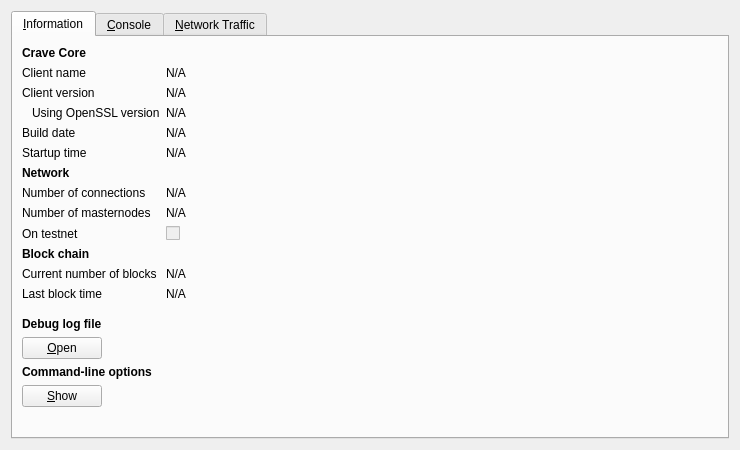
Before: the Qt Designer form src/qt/forms/rpcconsole.ui in CooleRRSA/crave, drawn with Qt 5.
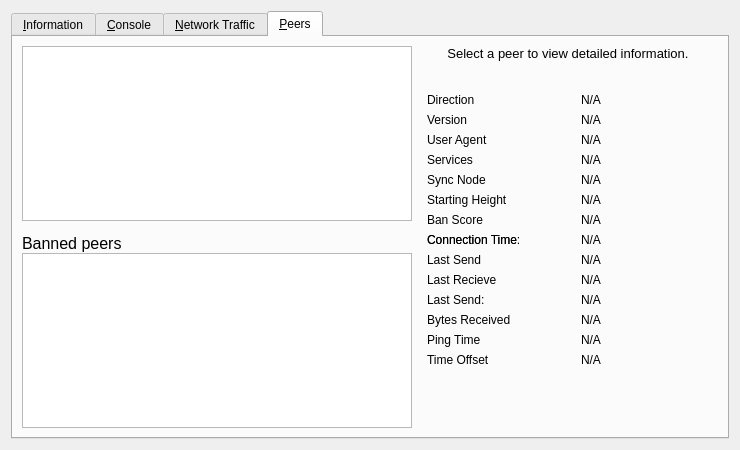
After: the same form once the commit is applied. Icons and pictures are not drawn. Custom widgets are drawn as their Qt base class.

```diff
--- a/src/qt/forms/rpcconsole.ui
+++ b/src/qt/forms/rpcconsole.ui
@@ -1,7 +1,7 @@
 <?xml version="1.0" encoding="UTF-8"?>
 <ui version="4.0">
  <class>RPCConsole</class>
- <widget class="QDialog" name="RPCConsole">
+ <widget class="QWidget" name="RPCConsole">
   <property name="geometry">
    <rect>
     <x>0</x>
@@ -17,7 +17,7 @@
    <item>
     <widget class="QTabWidget" name="tabWidget">
      <property name="currentIndex">
-      <number>0</number>
+      <number>3</number>
      </property>
      <widget class="QWidget" name="tab_info">
       <attribute name="title">
@@ -724,6 +724,484 @@
        </item>
       </layout>
      </widget>
+     <widget class="QWidget" name="tab_peers">
+      <attribute name="title">
+       <string>&amp;Peers</string>
+      </attribute>
+      <layout class="QGridLayout" name="gridLayout_2">
+       <item row="0" column="0" rowspan="2">
+        <layout class="QVBoxLayout" name="verticalLayout_101">
+         <property name="spacing">
+          <number>0</number>
+         </property>
+         <item>
+          <widget class="QTableView" name="peerWidget">
+           <property name="horizontalScrollBarPolicy">
+            <enum>Qt::ScrollBarAsNeeded</enum>
+           </property>
+           <property name="sortingEnabled">
+            <bool>true</bool>
+           </property>
+           <attribute name="horizontalHeaderHighlightSections">
+            <bool>false</bool>
+           </attribute>
+          </widget>
+         </item>
+         <item>
+          <widget class="QLabel" name="banHeading">
+           <property name="sizePolicy">
+            <sizepolicy hsizetype="Preferred" vsizetype="Minimum">
+             <horstretch>0</horstretch>
+             <verstretch>0</verstretch>
+            </sizepolicy>
+           </property>
+           <property name="minimumSize">
+            <size>
+             <width>300</width>
+             <height>32</height>
+            </size>
+           </property>
+           <property name="maximumSize">
+            <size>
+             <width>16777215</width>
+             <height>32</height>
+            </size>
+           </property>
+           <property name="font">
+            <font>
+             <pointsize>12</pointsize>
+            </font>
+           </property>
+           <property name="cursor">
+            <cursorShape>IBeamCursor</cursorShape>
+           </property>
+           <property name="text">
+            <string>Banned peers</string>
+           </property>
+           <property name="alignment">
+            <set>Qt::AlignBottom|Qt::AlignLeading|Qt::AlignLeft</set>
+           </property>
+           <property name="wordWrap">
+            <bool>true</bool>
+           </property>
+           <property name="textInteractionFlags">
+            <set>Qt::NoTextInteraction</set>
+           </property>
+          </widget>
+         </item>
+         <item>
+          <widget class="QTableView" name="banlistWidget">
+           <property name="sizePolicy">
+            <sizepolicy hsizetype="Expanding" vsizetype="Expanding">
+             <horstretch>0</horstretch>
+             <verstretch>0</verstretch>
+            </sizepolicy>
+           </property>
+           <property name="horizontalScrollBarPolicy">
+            <enum>Qt::ScrollBarAsNeeded</enum>
+           </property>
+           <property name="sortingEnabled">
+            <bool>true</bool>
+           </property>
+           <attribute name="horizontalHeaderHighlightSections">
+            <bool>false</bool>
+           </attribute>
+          </widget>
+         </item>
+        </layout>
+       </item>
+       <item row="0" column="1">
+        <widget class="QLabel" name="peerHeading">
+         <property name="sizePolicy">
+          <sizepolicy hsizetype="Preferred" vsizetype="Minimum">
+           <horstretch>0</horstretch>
+           <verstretch>0</verstretch>
+          </sizepolicy>
+         </property>
+         <property name="minimumSize">
+          <size>
+           <width>300</width>
+           <height>32</height>
+          </size>
+         </property>
+         <property name="font">
+          <font>
+           <pointsize>10</pointsize>
+          </font>
+         </property>
+         <property name="cursor">
+          <cursorShape>IBeamCursor</cursorShape>
+         </property>
+         <property name="text">
+          <string>Select a peer to view detailed information.</string>
+         </property>
+         <property name="alignment">
+          <set>Qt::AlignHCenter|Qt::AlignTop</set>
+         </property>
+         <property name="wordWrap">
+          <bool>true</bool>
+         </property>
+         <property name="textInteractionFlags">
+          <set>Qt::LinksAccessibleByMouse|Qt::TextSelectableByKeyboard|Qt::TextSelectableByMouse</set>
+         </property>
+        </widget>
+       </item>
+       <item row="1" column="1">
+        <widget class="QWidget" name="detailWidget" native="true">
+         <property name="minimumSize">
+          <size>
+           <width>300</width>
+           <height>0</height>
+          </size>
+         </property>
+         <layout class="QGridLayout" name="gridLayout_3">
+          <item row="0" column="0">
+           <widget class="QLabel" name="label_23">
+            <property name="text">
+             <string>Direction</string>
+            </property>
+           </widget>
+          </item>
+          <item row="0" column="2">
+           <widget class="QLabel" name="peerDirection">
+            <property name="cursor">
+             <cursorShape>IBeamCursor</cursorShape>
+            </property>
+            <property name="text">
+             <string>N/A</string>
+            </property>
+            <property name="textFormat">
+             <enum>Qt::PlainText</enum>
+            </property>
+            <property name="textInteractionFlags">
+             <set>Qt::LinksAccessibleByMouse|Qt::TextSelectableByKeyboard|Qt::TextSelectableByMouse</set>
+            </property>
+           </widget>
+          </item>
+          <item row="1" column="0">
+           <widget class="QLabel" name="label_21">
+            <property name="text">
+             <string>Version</string>
+            </property>
+           </widget>
+          </item>
+          <item row="2" column="0">
+           <widget class="QLabel" name="label_28">
+            <property name="cursor">
+             <cursorShape>IBeamCursor</cursorShape>
+            </property>
+            <property name="text">
+             <string>User Agent</string>
+            </property>
+            <property name="textFormat">
+             <enum>Qt::PlainText</enum>
+            </property>
+            <property name="textInteractionFlags">
+             <set>Qt::LinksAccessibleByMouse|Qt::TextSelectableByKeyboard|Qt::TextSelectableByMouse</set>
+            </property>
+           </widget>
+          </item>
+          <item row="2" column="2">
+           <widget class="QLabel" name="peerSubversion">
+            <property name="cursor">
+             <cursorShape>IBeamCursor</cursorShape>
+            </property>
+            <property name="text">
+             <string>N/A</string>
+            </property>
+            <property name="textFormat">
+             <enum>Qt::PlainText</enum>
+            </property>
+            <property name="textInteractionFlags">
+             <set>Qt::LinksAccessibleByMouse|Qt::TextSelectableByKeyboard|Qt::TextSelectableByMouse</set>
+            </property>
+           </widget>
+          </item>
+          <item row="3" column="0">
+           <widget class="QLabel" name="label_4">
+            <property name="text">
+             <string>Services</string>
+            </property>
+           </widget>
+          </item>
+          <item row="3" column="2">
+           <widget class="QLabel" name="peerServices">
+            <property name="cursor">
+             <cursorShape>IBeamCursor</cursorShape>
+            </property>
+            <property name="text">
+             <string>N/A</string>
+            </property>
+            <property name="textFormat">
+             <enum>Qt::PlainText</enum>
+            </property>
+            <property name="textInteractionFlags">
+             <set>Qt::LinksAccessibleByMouse|Qt::TextSelectableByKeyboard|Qt::TextSelectableByMouse</set>
+            </property>
+           </widget>
+          </item>
+          <item row="8" column="0">
+           <widget class="QLabel" name="label_22">
+            <property name="text">
+             <string>Connection Time:</string>
+            </property>
+           </widget>
+          </item>
+          <item row="4" column="0">
+           <widget class="QLabel" name="label_25">
+            <property name="text">
+             <string>Sync Node</string>
+            </property>
+           </widget>
+          </item>
+          <item row="4" column="2">
+           <widget class="QLabel" name="peerSyncNode">
+            <property name="cursor">
+             <cursorShape>IBeamCursor</cursorShape>
+            </property>
+            <property name="text">
+             <string>N/A</string>
+            </property>
+            <property name="textFormat">
+             <enum>Qt::PlainText</enum>
+            </property>
+            <property name="textInteractionFlags">
+             <set>Qt::LinksAccessibleByMouse|Qt::TextSelectableByKeyboard|Qt::TextSelectableByMouse</set>
+            </property>
+           </widget>
+          </item>
+          <item row="5" column="0">
+           <widget class="QLabel" name="label_29">
+            <property name="text">
+             <string>Starting Height</string>
+            </property>
+           </widget>
+          </item>
+          <item row="5" column="2">
+           <widget class="QLabel" name="peerHeight">
+            <property name="cursor">
+             <cursorShape>IBeamCursor</cursorShape>
+            </property>
+            <property name="text">
+             <string>N/A</string>
+            </property>
+            <property name="textFormat">
+             <enum>Qt::PlainText</enum>
+            </property>
+            <property name="textInteractionFlags">
+             <set>Qt::LinksAccessibleByMouse|Qt::TextSelectableByKeyboard|Qt::TextSelectableByMouse</set>
+            </property>
+           </widget>
+          </item>
+          <item row="7" column="0">
+           <widget class="QLabel" name="label_24">
+            <property name="text">
+             <string>Ban Score</string>
+            </property>
+           </widget>
+          </item>
+          <item row="7" column="2">
+           <widget class="QLabel" name="peerBanScore">
+            <property name="cursor">
+             <cursorShape>IBeamCursor</cursorShape>
+            </property>
+            <property name="text">
+             <string>N/A</string>
+            </property>
+            <property name="textFormat">
+             <enum>Qt::PlainText</enum>
+            </property>
+            <property name="textInteractionFlags">
+             <set>Qt::LinksAccessibleByMouse|Qt::TextSelectableByKeyboard|Qt::TextSelectableByMouse</set>
+            </property>
+           </widget>
+          </item>
+          <item row="8" column="0">
+           <widget class="QLabel" name="label_22">
+            <property name="text">
+             <string>Connection Time</string>
+            </property>
+           </widget>
+          </item>
+          <item row="8" column="2">
+           <widget class="QLabel" name="peerConnTime">
+            <property name="cursor">
+             <cursorShape>IBeamCursor</cursorShape>
+            </property>
+            <property name="text">
+             <string>N/A</string>
+            </property>
+            <property name="textFormat">
+             <enum>Qt::PlainText</enum>
+            </property>
+            <property name="textInteractionFlags">
+             <set>Qt::LinksAccessibleByMouse|Qt::TextSelectableByKeyboard|Qt::TextSelectableByMouse</set>
+            </property>
+           </widget>
+          </item>
+          <item row="9" column="0">
+           <widget class="QLabel" name="label_15">
+            <property name="text">
+             <string>Last Send</string>
+            </property>
+           </widget>
+          </item>
+          <item row="9" column="2">
+           <widget class="QLabel" name="peerLastSend">
+            <property name="cursor">
+             <cursorShape>IBeamCursor</cursorShape>
+            </property>
+            <property name="text">
+             <string>N/A</string>
+            </property>
+            <property name="textFormat">
+             <enum>Qt::PlainText</enum>
+            </property>
+            <property name="textInteractionFlags">
+             <set>Qt::LinksAccessibleByMouse|Qt::TextSelectableByKeyboard|Qt::TextSelectableByMouse</set>
+            </property>
+           </widget>
+          </item>
+          <item row="10" column="0">
+           <widget class="QLabel" name="label_19">
+            <property name="text">
+             <string>Last Recieve</string>
+            </property>
+           </widget>
+          </item>
+          <item row="10" column="2">
+           <widget class="QLabel" name="peerLastRecv">
+            <property name="cursor">
+             <cursorShape>IBeamCursor</cursorShape>
+            </property>
+            <property name="text">
+             <string>N/A</string>
+            </property>
+            <property name="textFormat">
+             <enum>Qt::PlainText</enum>
+            </property>
+            <property name="textInteractionFlags">
+             <set>Qt::LinksAccessibleByMouse|Qt::TextSelectableByKeyboard|Qt::TextSelectableByMouse</set>
+            </property>
+           </widget>
+          </item>
+          <item row="11" column="0">
+           <widget class="QLabel" name="label_18">
+            <property name="text">
+             <string>Last Send:</string>
+            </property>
+           </widget>
+          </item>
+          <item row="11" column="2">
+           <widget class="QLabel" name="peerBytesSent">
+            <property name="cursor">
+             <cursorShape>IBeamCursor</cursorShape>
+            </property>
+            <property name="text">
+             <string>N/A</string>
+            </property>
+            <property name="textFormat">
+             <enum>Qt::PlainText</enum>
+            </property>
+            <property name="textInteractionFlags">
+             <set>Qt::LinksAccessibleByMouse|Qt::TextSelectableByKeyboard|Qt::TextSelectableByMouse</set>
+            </property>
+           </widget>
+          </item>
+          <item row="12" column="0">
+           <widget class="QLabel" name="label_20">
+            <property name="text">
+             <string>Bytes Received</string>
+            </property>
+           </widget>
+          </item>
+          <item row="12" column="2">
+           <widget class="QLabel" name="peerBytesRecv">
+            <property name="cursor">
+             <cursorShape>IBeamCursor</cursorShape>
+            </property>
+            <property name="text">
+             <string>N/A</string>
+            </property>
+            <property name="textFormat">
+             <enum>Qt::PlainText</enum>
+            </property>
+            <property name="textInteractionFlags">
+             <set>Qt::LinksAccessibleByMouse|Qt::TextSelectableByKeyboard|Qt::TextSelectableByMouse</set>
+            </property>
+           </widget>
+          </item>
+          <item row="13" column="0">
+           <widget class="QLabel" name="label_26">
+            <property name="text">
+             <string>Ping Time</string>
+            </property>
+           </widget>
+          </item>
+          <item row="13" column="2">
+           <widget class="QLabel" name="peerPingTime">
+            <property name="cursor">
+             <cursorShape>IBeamCursor</cursorShape>
+            </property>
+            <property name="text">
+             <string>N/A</string>
+            </property>
+            <property name="textFormat">
+             <enum>Qt::PlainText</enum>
+            </property>
+            <property name="textInteractionFlags">
+             <set>Qt::LinksAccessibleByMouse|Qt::TextSelectableByKeyboard|Qt::TextSelectableByMouse</set>
+            </property>
+           </widget>
+          </item>
+          <item row="14" column="0">
+           <widget class="QLabel" name="label_timeoffset">
+            <property name="text">
+             <string>Time Offset</string>
+            </property>
+           </widget>
+          </item>
+          <item row="14" column="2">
+           <widget class="QLabel" name="timeoffset">
+            <property name="cursor">
+             <cursorShape>IBeamCursor</cursorShape>
+            </property>
+            <property name="text">
+             <string>N/A</string>
+            </property>
+            <property name="textFormat">
+             <enum>Qt::PlainText</enum>
+            </property>
+            <property name="textInteractionFlags">
+             <set>Qt::LinksAccessibleByMouse|Qt::TextSelectableByKeyboard|Qt::TextSelectableByMouse</set>
+            </property>
+           </widget>
+          </item>
+          <item row="15" column="1">
+           <spacer name="verticalSpacer_3">
+            <property name="orientation">
+             <enum>Qt::Vertical</enum>
+            </property>
+            <property name="sizeHint" stdset="0">
+             <size>
+              <width>20</width>
+              <height>40</height>
+             </size>
+            </property>
+           </spacer>
+          </item>
+          <item row="1" column="2">
+           <widget class="QLabel" name="peerVersion">
+            <property name="text">
+             <string>N/A</string>
+            </property>
+           </widget>
+          </item>
+         </layout>
+        </widget>
+       </item>
+      </layout>
+     </widget>
     </widget>
    </item>
   </layout>
```
Left out of the diff: 2 changed lines with no effect on the pictures.
